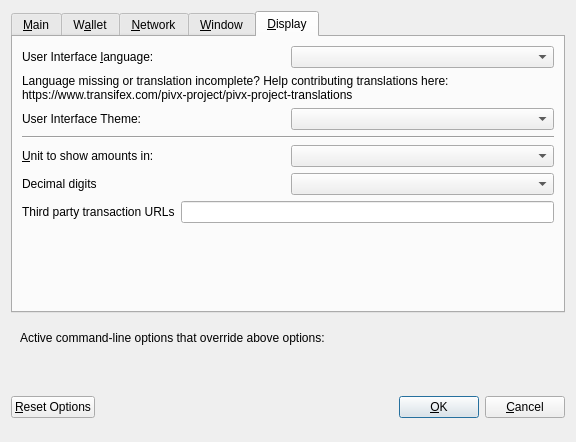
This is src/qt/forms/optionsdialog.ui in ProjectMerge/merge-legacy as Qt 5 draws it before an edit. The edited form follows.
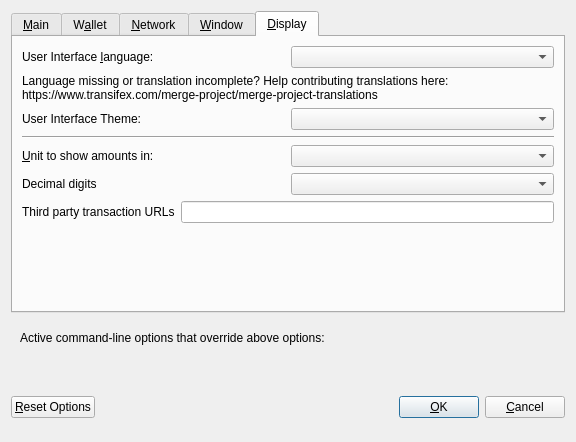
This is the edited form. The open tabs and pages were chosen to show the change. Custom widgets are drawn as their Qt base class.

Commit message: pivx reference in URI, and elsewhere throughout codebase amended

What changed in the file:
```diff
--- a/src/qt/forms/optionsdialog.ui
+++ b/src/qt/forms/optionsdialog.ui
@@ -473,7 +473,7 @@
          </property>
          <property name="text">
           <string>Language missing or translation incomplete? Help contributing translations here:
-https://www.transifex.com/pivx-project/pivx-project-translations</string>
+https://www.transifex.com/merge-project/merge-project-translations</string>
          </property>
          <property name="wordWrap">
           <bool>true</bool>
```
The commit also changes 42 other files.
